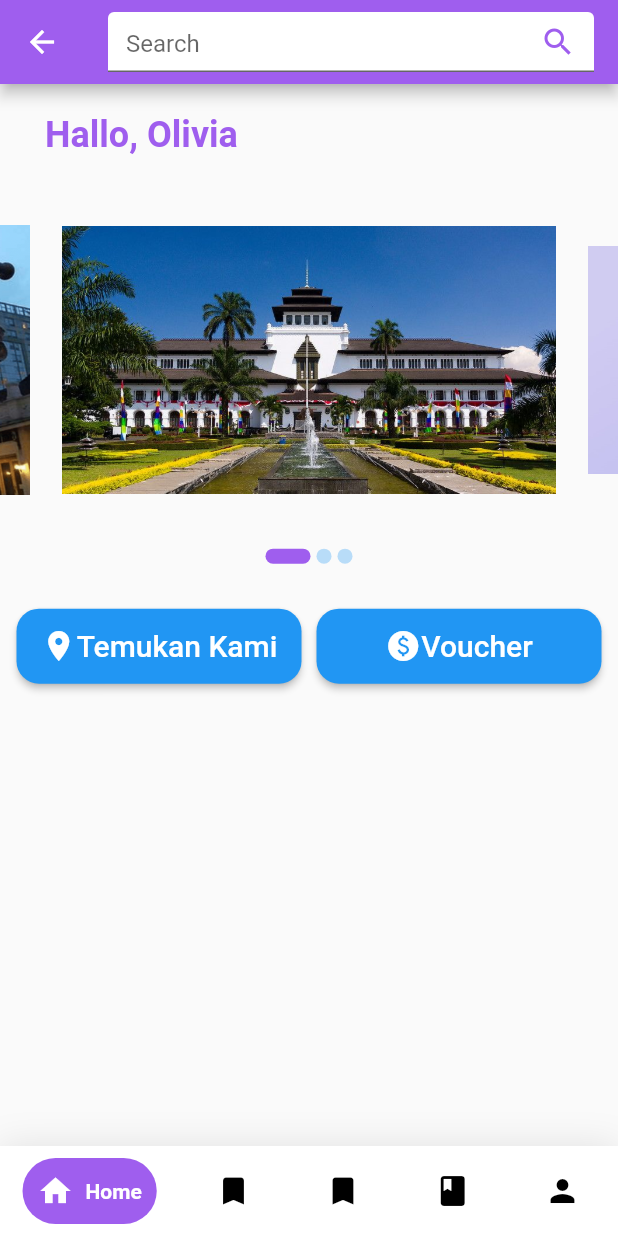
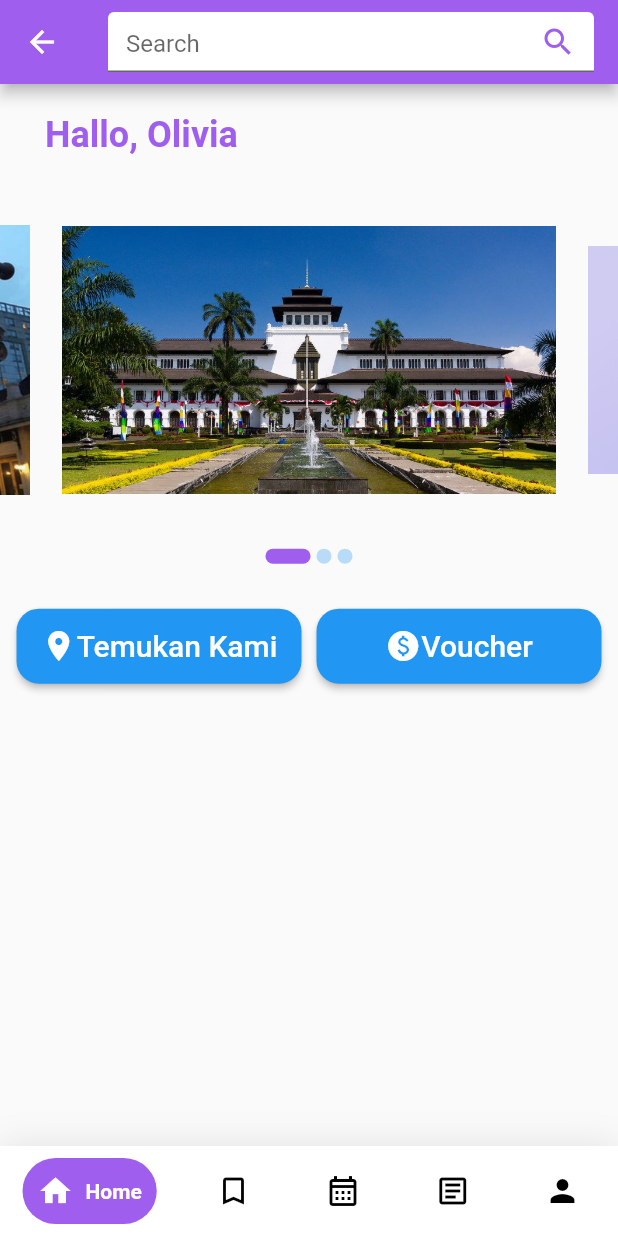
Before and after one commit to Masbin1/sahabit-apps, a Flutter app: the LandingPage screen opened by its route, on a phone screen of 412 x 824 dp. Run offline on Flutter 3.47's test engine with Material 2 defaults, Android fonts, the phone set to English and light mode, and no system bars; drawn by our look-alikes of carousel_slider, google_nav_bar; our stand-ins replace google_maps_flutter, image_picker, shared_preferences, sqflite, websafe_svg, webview_flutter; missing offline and left inert: flutter_onboard, sign_button; accounts and stored records are empty; network calls fail.

```diff
--- a/lib/landing_page.dart
+++ b/lib/landing_page.dart
@@ -88,15 +88,15 @@ class _LandingPageState extends State<LandingPage> {
                     text: 'Home',
                   ),
                   GButton(
-                    icon: Icons.bookmark,
+                    icon: Icons.bookmark_outline,
                     text: 'Bookmark',
                   ),
                   GButton(
-                    icon: Icons.bookmark,
+                    icon: Icons.calendar_month_outlined,
                     text: 'Event',
                   ),
                   GButton(
-                    icon: Icons.book,
+                    icon: Icons.article_outlined,
                     text: 'Booking',
                   ),
                   GButton(
```
